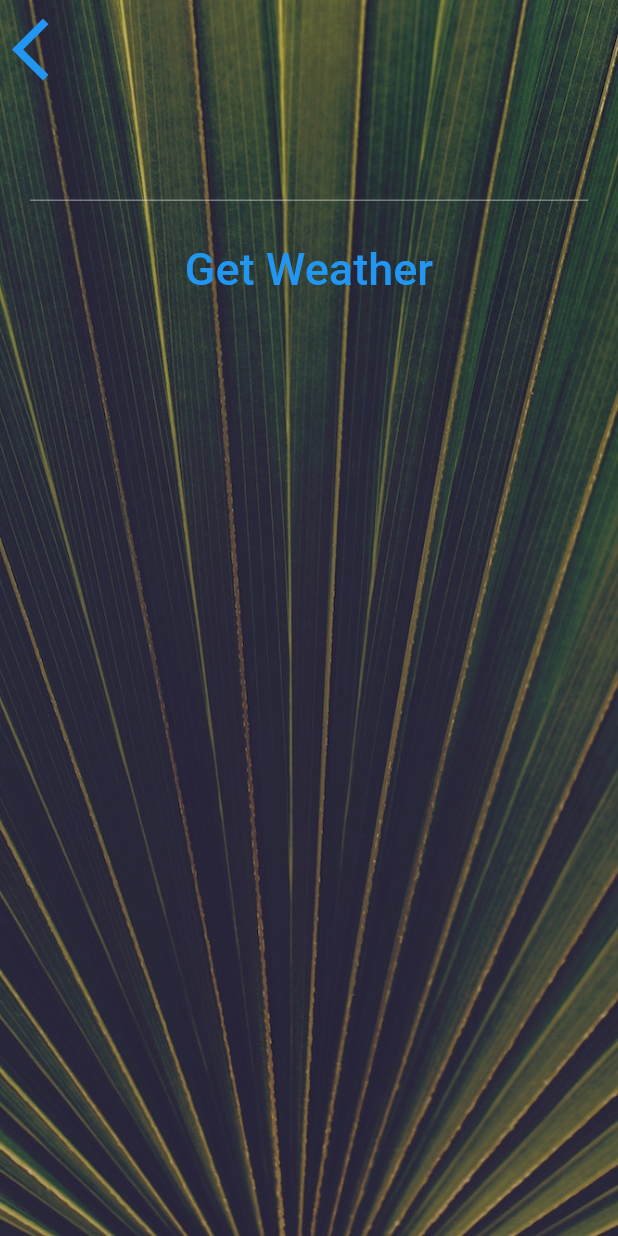
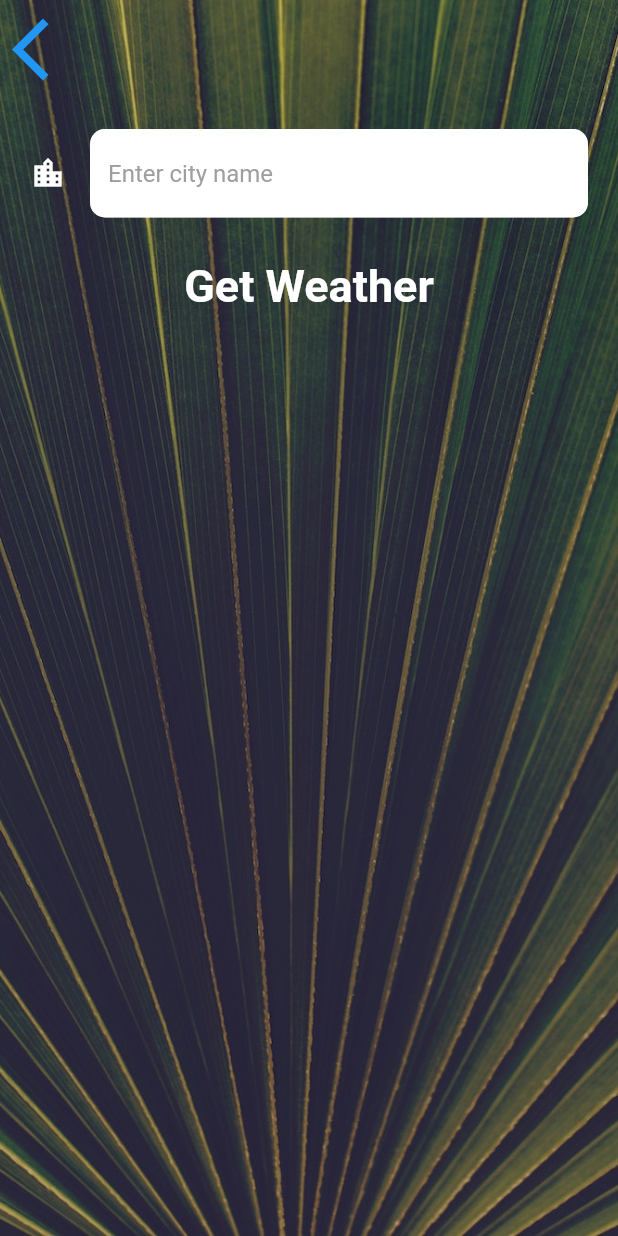
Before and after one commit to UlugbekYarkinov/weather, a Flutter app: the CityScreen screen opened directly, on a phone screen of 412 x 824 dp. Run offline on Flutter 3.47's test engine with Material 2 defaults, Android fonts, the phone set to English and light mode, and no system bars; our stand-ins replace flutter_spinkit, geolocator; Roboto replaces fonts that are missing (Spartan MB).

Commit message:
Text Field customized

```diff
--- a/lib/screens/city_screen.dart
+++ b/lib/screens/city_screen.dart
@@ -37,7 +37,9 @@ class _CityScreenState extends State<CityScreen> {
               ),
               Container(
                 padding: const EdgeInsets.all(20.0),
-                child: TextField(),
+                child: TextField(
+                  decoration: textFieldInputDecoration,
+                ),
               ),
               TextButton(
                 onPressed: () {},
--- a/lib/utilities/constants.dart
+++ b/lib/utilities/constants.dart
@@ -15,8 +15,26 @@ const kMessageTextStyle = TextStyle(
 const kButtonTextStyle = TextStyle(
   fontSize: 30.0,
   fontFamily: 'Spartan MB',
+  color: Colors.white,
+  fontWeight: FontWeight.bold
 );
 
 const kConditionTextStyle = TextStyle(
   fontSize: 70.0,
 );
+
+const textFieldInputDecoration = InputDecoration(
+  filled: true,
+  fillColor: Colors.white,
+  icon: Icon(
+    Icons.location_city,
+    color: Colors.white,
+  ),
+  hintText: 'Enter city name',
+  hintStyle: TextStyle(
+    color: Colors.grey,
+  ),
+  border: OutlineInputBorder(
+    borderRadius: BorderRadius.all(Radius.circular(10.0)),
+  )
+);
```
